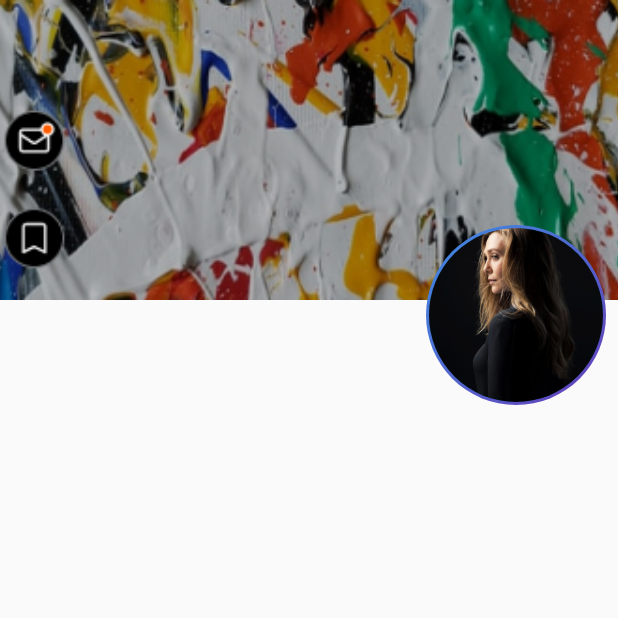
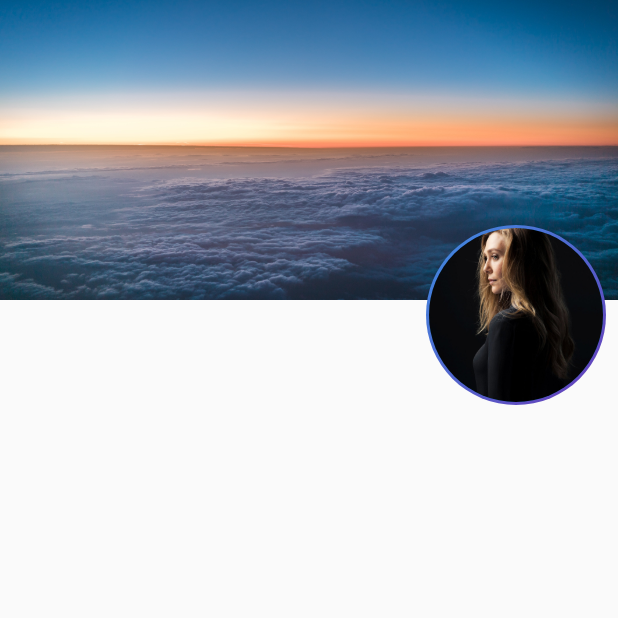
Before and after one commit to ayushsharman/campus_social_media, a Flutter app: the ProfilePage screen opened directly, on a phone screen of 412 x 824 dp, the top half of it. Run offline on Flutter 3.47's test engine with Material 2 defaults, Android fonts, the phone set to English and light mode, and no system bars; our stand-ins replace buttons_tabbar, google_fonts, iconsax, tab_indicator_styler; missing offline and left inert: stories_for_flutter.

```diff
--- a/lib/pages/profilePages/my_profile.dart
+++ b/lib/pages/profilePages/my_profile.dart
@@ -2,6 +2,8 @@ import 'package:flutter/material.dart';
 import 'package:social_media_campus_app/constant/appColos.dart';
 
 class ProfilePage extends StatelessWidget {
+  const ProfilePage({super.key});
+
   @override
   Widget build(BuildContext context) {
     return SafeArea(
@@ -16,7 +18,7 @@ class ProfilePage extends StatelessWidget {
                   height: 200, // Adjust the height as needed
                   decoration: const BoxDecoration(
                     image: DecorationImage(
-                      image: AssetImage('assets/Profile Banner.png'),
+                      image: AssetImage('assets/Profile Banner.jpg'),
                       fit: BoxFit.cover,
                     ),
                   ),
```
Also changed, not shown: assets/Profile Banner.jpg (added), assets/Profile Banner.png (deleted).
